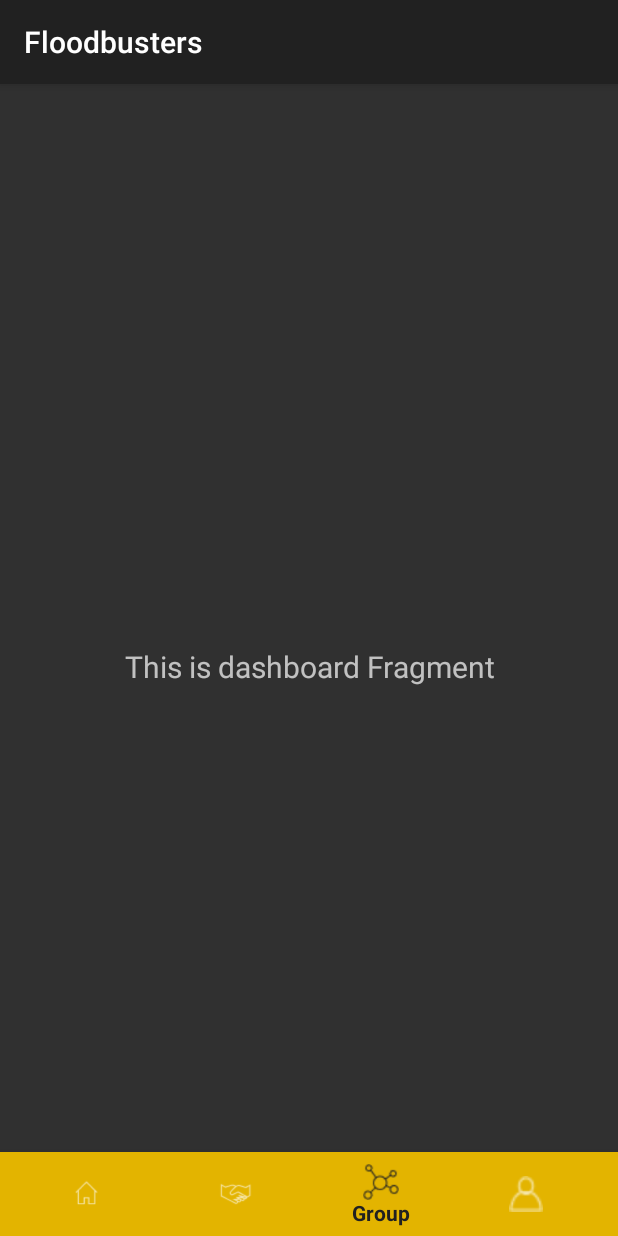
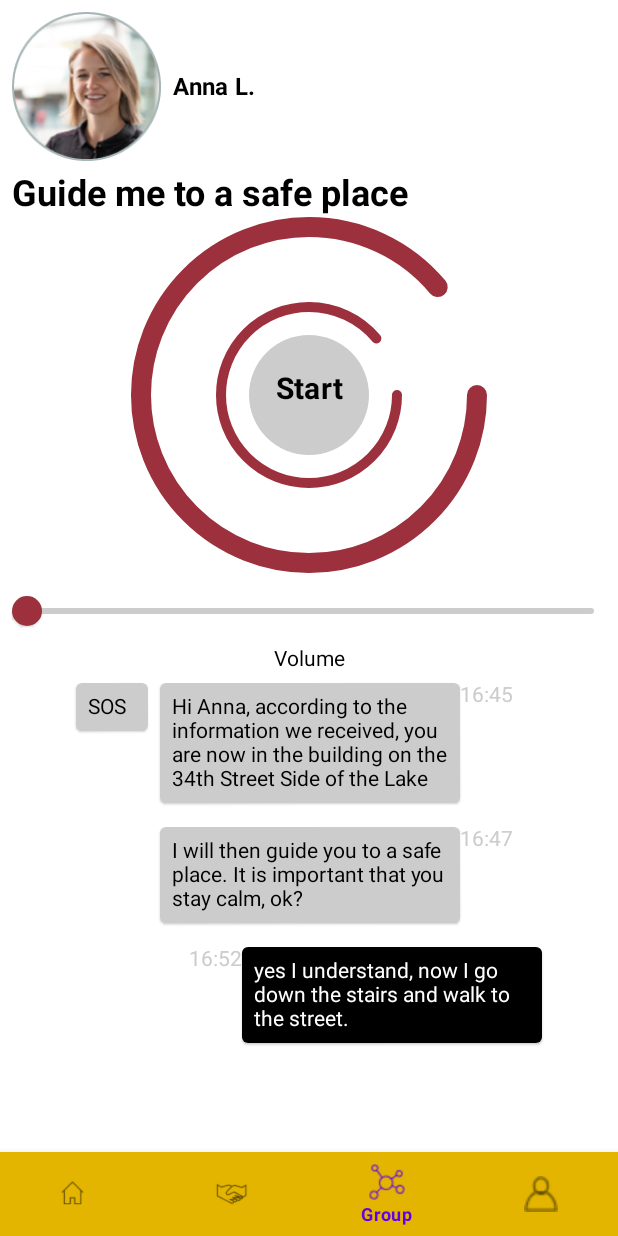
Before and after one commit to starsep/floodbusters, an Android app built with Jetpack Compose: the GuidanceFragment screen opened through its navigation route, item 4 of the bottom bar chosen, on a phone screen of 412 x 824 dp. Run offline under Robolectric (Android 15) with nearby library versions, the phone set to English and light mode, and no system bars; our stand-ins replace constraintlayout-compose, navigation-ui.

Commit message:
GuidanceScreen using Jetpack Compose

```diff
--- a/android/app/src/main/java/org/example/floodbusters/MainActivity.kt
+++ b/android/app/src/main/java/org/example/floodbusters/MainActivity.kt
@@ -21,20 +21,15 @@ import kotlinx.coroutines.DelicateCoroutinesApi
 
 @DelicateCoroutinesApi
 class MainActivity : AppCompatActivity() {
-    private val activityMainBinding by lazy {
-        ActivityMainBinding.inflate(layoutInflater)
-    }
-
-    private val mapView: MapView by lazy {
-        activityMainBinding.mapView
-    }
+    private val binding by lazy { ActivityMainBinding.inflate(layoutInflater) }
+    private val mapView: MapView by lazy { binding.mapView }
 
     override fun onCreate(savedInstanceState: Bundle?) {
         super.onCreate(savedInstanceState)
-        setContentView(activityMainBinding.root)
+        setContentView(binding.root)
         setupMap()
-        setupLocation()
-        getLastLocation()
+//        setupLocation()
+//        getLastLocation()
     }
 
     private fun setupMap() {
--- a/android/app/src/main/java/org/example/floodbusters/ui/guidance/GuidanceFragment.kt
+++ b/android/app/src/main/java/org/example/floodbusters/ui/guidance/GuidanceFragment.kt
@@ -4,36 +4,23 @@ import android.os.Bundle
 import android.view.LayoutInflater
 import android.view.View
 import android.view.ViewGroup
-import android.widget.TextView
 import androidx.fragment.app.Fragment
-import androidx.lifecycle.Observer
-import androidx.lifecycle.ViewModelProvider
-import org.example.floodbusters.databinding.FragmentDashboardBinding
+import org.example.floodbusters.databinding.FragmentGuidanceBinding
 
 class GuidanceFragment : Fragment() {
-
-    private lateinit var guidanceViewModel: GuidanceViewModel
-    private var _binding: FragmentDashboardBinding? = null
-
-    // This property is only valid between onCreateView and
-    // onDestroyView.
+    private var _binding: FragmentGuidanceBinding? = null
     private val binding get() = _binding!!
 
     override fun onCreateView(
         inflater: LayoutInflater,
         container: ViewGroup?,
         savedInstanceState: Bundle?
-    ): View? {
-        guidanceViewModel =
-            ViewModelProvider(this).get(GuidanceViewModel::class.java)
-
-        _binding = FragmentDashboardBinding.inflate(inflater, container, false)
+    ): View {
+        _binding = FragmentGuidanceBinding.inflate(inflater, container, false)
         val root: View = binding.root
-
-        val textView: TextView = binding.textDashboard
-        guidanceViewModel.text.observe(viewLifecycleOwner, Observer {
-            textView.text = it
-        })
+        binding.guidanceComposeView.setContent {
+            GuidanceScreen()
+        }
         return root
     }
 
--- /dev/null
+++ b/android/app/src/main/java/org/example/floodbusters/ui/guidance/GuidanceScreen.kt
@@ -0,0 +1,185 @@
+package org.example.floodbusters.ui.guidance
+
+import androidx.compose.animation.core.*
+import androidx.compose.foundation.Image
+import androidx.compose.foundation.background
+import androidx.compose.foundation.layout.*
+import androidx.compose.foundation.shape.CircleShape
+import androidx.compose.material.*
+import androidx.compose.runtime.Composable
+import androidx.compose.runtime.mutableStateOf
+import androidx.compose.runtime.remember
+import androidx.compose.ui.Alignment
+import androidx.compose.ui.Modifier
+import androidx.compose.ui.draw.clip
+import androidx.compose.foundation.Canvas
+import androidx.compose.runtime.LaunchedEffect
+import androidx.compose.ui.geometry.Offset
+import androidx.compose.ui.geometry.Size
+import androidx.compose.ui.graphics.Color
+import androidx.compose.ui.graphics.StrokeCap
+import androidx.compose.ui.graphics.drawscope.Stroke
+import androidx.compose.ui.graphics.painter.Painter
+import androidx.compose.ui.res.painterResource
+import androidx.compose.ui.text.font.FontWeight
+import androidx.compose.ui.text.style.TextAlign
+import androidx.compose.ui.text.style.TextOverflow
+import androidx.compose.ui.unit.dp
+import androidx.constraintlayout.compose.ConstraintLayout
+import kotlinx.coroutines.isActive
+import org.example.floodbusters.R
+
+data class Message(val sos: Boolean, val text: String, val time: String, val incoming: Boolean)
+
+val rubyColor = Color(0xFF9C303D)
+
+@Composable
+fun GuidanceScreen() {
+    val angle1 = remember { Animatable(initialValue = 160f) }
+    val angle2 = remember { Animatable(initialValue = 220f) }
+    val angle3 = remember { Animatable(initialValue = 300f) }
+    data class User(val name: String)
+    val user = User(name = "Anna L.")
+    val volume = remember { mutableStateOf(0f) }
+    val messages = listOf(
+        Message(sos = true, text = "Hi Anna, according to the information we received, you are now in the building on the 34th Street Side of the Lake", time = "16:45", incoming = true),
+        Message(sos = false, text = "I will then guide you to a safe place. It is important that you stay calm, ok?", time = "16:47", incoming = true),
+        Message(sos = false, text = "yes I understand, now I go down the stairs and walk to the street.", time = "16:52", incoming = false),
+    )
+
+    val image: Painter = painterResource(id = R.drawable.user_avatar)
+    ConstraintLayout(Modifier.background(color = Color.White)) {
+        val (avatar, name, guide, rings, startButton, volumeSlider, volumeLabel, chat) = createRefs()
+        Image(painter = image, contentDescription = "user avatar",
+            Modifier
+                .constrainAs(avatar) {
+                    top.linkTo(parent.top)
+                    start.linkTo(parent.start)
+                }
+                .padding(8.dp))
+        Text(user.name, Modifier.constrainAs(name) {
+            top.linkTo(avatar.top)
+            bottom.linkTo(avatar.bottom)
+            start.linkTo(avatar.end)
+        }, style = MaterialTheme.typography.subtitle1, fontWeight = FontWeight.Bold,)
+        Text("Guide me to a safe place",
+            Modifier
+                .constrainAs(guide) {
+                    top.linkTo(avatar.bottom)
+                    start.linkTo(parent.start)
+                }
+                .padding(horizontal = 8.dp),
+            style = MaterialTheme.typography.h5, fontWeight = FontWeight.Bold,
+        )
+        Column(modifier = Modifier.fillMaxWidth().wrapContentSize(Alignment.Center).constrainAs(startButton) {
+            start.linkTo(parent.start)
+            end.linkTo(parent.end)
+            top.linkTo(rings.top)
+            bottom.linkTo(rings.bottom)
+        }) {
+            Box(modifier = Modifier.size(80.dp).clip(CircleShape).background(Color.LightGray).wrapContentSize(align = Alignment.Center)) {
+                Text("Start", modifier = Modifier.fillMaxSize().padding(vertical = 24.dp), textAlign = TextAlign.Center, style = MaterialTheme.typography.h6, fontWeight = FontWeight.Bold)
+            }
+        }
+        Canvas(modifier = Modifier.constrainAs(rings) {
+            start.linkTo(parent.start)
+            end.linkTo(parent.end)
+            top.linkTo(guide.bottom)
+        }.size(240.dp).padding(8.dp)) {
+            fun roundStroke(width: Float) = Stroke(width = width, cap = StrokeCap.Round)
+            drawArc(color = rubyColor, angle1.value, 320f, useCenter = false, style = roundStroke(20f))
+            drawArc(color = rubyColor, angle2.value, 320f, useCenter = false, style = roundStroke(10f), topLeft = Offset(80f, 80f), size = Size(size.width - 160f, size.height - 160f))
+            drawArc(color = rubyColor, angle3.value, 320f, useCenter = false, style = roundStroke(5f), topLeft = Offset(160f, 160f), size = Size(size.width - 320f, size.height - 320f))
+        }
+        Slider(value = volume.value, onValueChange = { volume.value = it },
+            colors = SliderDefaults.colors(
+                thumbColor = rubyColor,
+                activeTrackColor = rubyColor,
+                inactiveTrackColor = Color.LightGray,
+            ),
+            modifier = Modifier
+                .constrainAs(volumeSlider) {
+                    top.linkTo(rings.bottom)
+                    start.linkTo(parent.start)
+                }
+                .padding(horizontal = 8.dp))
+        Text("Volume", Modifier.constrainAs(volumeLabel) {
+            start.linkTo(volumeSlider.start)
+            end.linkTo(volumeSlider.end)
+            top.linkTo(volumeSlider.bottom)
+        })
+        ChatView(messages = messages, Modifier.constrainAs(chat) {
+            top.linkTo(volumeLabel.bottom)
+            start.linkTo(parent.start)
+            end.linkTo(parent.end)
+        })
+    }
+
+    LaunchedEffect("Square") {
+        while (isActive) {
+            angle1.animateTo(
+                targetValue = 360f,
+                animationSpec = tween(
+                    durationMillis = 3000,
+                    easing = FastOutSlowInEasing,
+                )
+            )
+            angle2.animateTo(
+                targetValue = 360f,
+                animationSpec = tween(
+                    durationMillis = 3000,
+                    easing = LinearOutSlowInEasing,
+                )
+            )
+            angle3.animateTo(
+                targetValue = 360f,
+                animationSpec = tween(
+                    durationMillis = 3000,
+                    easing = FastOutLinearInEasing
+                )
+            )
+            angle1.snapTo(0f)
+            angle2.snapTo(0f)
+            angle3.snapTo(0f)
+        }
+    }
+}
+
+@Composable
+fun ChatView(messages: List<Message>, modifier: Modifier) {
+    Column(modifier = modifier) {
+        for (message in messages) ChatMessage(message = message)
+    }
+}
+
+@Composable
+fun ChatMessage(message: Message) {
+    ConstraintLayout(modifier = Modifier.padding(vertical = 8.dp)) {
+        val (sos, text, time) = createRefs()
+        Card(backgroundColor = Color.LightGray, modifier = Modifier
+            .constrainAs(sos) {
+                start.linkTo(parent.start)
+                end.linkTo(text.start, 8.dp)
+                top.linkTo(parent.top)
+            }
+            .width(48.dp)) {
+            if (message.sos) Text("SOS", modifier = Modifier.padding(8.dp))
+        }
+        val messageBackground = if (message.incoming) Color.LightGray else Color.Black
+        val messageColor = if (message.incoming) Color.Black else Color.White
+        Card(backgroundColor = messageBackground, modifier = Modifier
+            .constrainAs(text) {
+                start.linkTo(if (message.incoming) sos.end else time.end)
+                end.linkTo(if (message.incoming) time.start else parent.end)
+                top.linkTo(parent.top)
+            }
+            .width(200.dp)) {
+            Text(message.text, modifier = Modifier.padding(8.dp), overflow = TextOverflow.Visible, color = messageColor)
+        }
+        Text(message.time, color = Color.LightGray, modifier = Modifier.constrainAs(time) {
+            start.linkTo(if (message.incoming) text.end else sos.end)
+            end.linkTo(if (message.incoming) parent.end else text.start)
+            top.linkTo(parent.top)
+        })
+    }
+}
--- a/android/app/src/main/java/org/example/floodbusters/ui/guidance/GuidanceViewModel.kt
+++ /dev/null
@@ -1,13 +0,0 @@
-package org.example.floodbusters.ui.guidance
-
-import androidx.lifecycle.LiveData
-import androidx.lifecycle.MutableLiveData
-import androidx.lifecycle.ViewModel
-
-class GuidanceViewModel : ViewModel() {
-
-    private val _text = MutableLiveData<String>().apply {
-        value = "This is dashboard Fragment"
-    }
-    val text: LiveData<String> = _text
-}
--- a/android/app/src/main/res/layout/fragment_dashboard.xml
+++ /dev/null
@@ -1,22 +0,0 @@
-<?xml version="1.0" encoding="utf-8"?>
-<androidx.constraintlayout.widget.ConstraintLayout xmlns:android="http://schemas.android.com/apk/res/android"
-    xmlns:app="http://schemas.android.com/apk/res-auto"
-    xmlns:tools="http://schemas.android.com/tools"
-    android:layout_width="match_parent"
-    android:layout_height="match_parent"
-    tools:context=".ui.guidance.GuidanceFragment">
-
-    <TextView
-        android:id="@+id/text_dashboard"
-        android:layout_width="match_parent"
-        android:layout_height="wrap_content"
-        android:layout_marginStart="8dp"
-        android:layout_marginTop="8dp"
-        android:layout_marginEnd="8dp"
-        android:textAlignment="center"
-        android:textSize="20sp"
-        app:layout_constraintBottom_toBottomOf="parent"
-        app:layout_constraintEnd_toEndOf="parent"
-        app:layout_constraintStart_toStartOf="parent"
-        app:layout_constraintTop_toTopOf="parent" />
-</androidx.constraintlayout.widget.ConstraintLayout>
--- /dev/null
+++ b/android/app/src/main/res/layout/fragment_guidance.xml
@@ -0,0 +1,14 @@
+<?xml version="1.0" encoding="utf-8"?>
+<androidx.constraintlayout.widget.ConstraintLayout xmlns:android="http://schemas.android.com/apk/res/android"
+    xmlns:app="http://schemas.android.com/apk/res-auto"
+    xmlns:tools="http://schemas.android.com/tools"
+    android:layout_width="match_parent"
+    android:layout_height="match_parent"
+    tools:context=".ui.guidance.GuidanceFragment">
+
+    <androidx.compose.ui.platform.ComposeView
+        android:id="@+id/guidanceComposeView"
+        android:layout_width="match_parent"
+        android:layout_height="match_parent"
+        />
+</androidx.constraintlayout.widget.ConstraintLayout>
--- /dev/null
+++ b/android/app/src/main/res/layout/item_chat_message.xml
@@ -0,0 +1,6 @@
+<?xml version="1.0" encoding="utf-8"?>
+<androidx.constraintlayout.widget.ConstraintLayout xmlns:android="http://schemas.android.com/apk/res/android"
+    android:layout_width="match_parent"
+    android:layout_height="match_parent">
+
+</androidx.constraintlayout.widget.ConstraintLayout>
--- a/android/app/src/main/res/menu/bottom_nav_menu.xml
+++ b/android/app/src/main/res/menu/bottom_nav_menu.xml
@@ -9,7 +9,7 @@
     <item
         android:id="@+id/navigation_guidance"
         android:icon="@drawable/nav_guidance"
-        android:title="@string/title_dashboard" />
+        android:title="@string/title_guidance" />
 
     <item
         android:id="@+id/navigation_status"
--- a/android/app/src/main/res/navigation/mobile_navigation.xml
+++ b/android/app/src/main/res/navigation/mobile_navigation.xml
@@ -14,8 +14,8 @@
     <fragment
         android:id="@+id/navigation_guidance"
         android:name="org.example.floodbusters.ui.guidance.GuidanceFragment"
-        android:label="@string/title_dashboard"
-        tools:layout="@layout/fragment_dashboard" />
+        android:label="@string/title_guidance"
+        tools:layout="@layout/fragment_guidance" />
 
     <fragment
         android:id="@+id/navigation_status"
--- a/android/app/src/main/res/values/strings.xml
+++ b/android/app/src/main/res/values/strings.xml
@@ -2,7 +2,7 @@
     <string name="app_name">Floodbusters</string>
     <string name="title_activity_pre_information">PreInformationActivity</string>
     <string name="title_home">Home</string>
-    <string name="title_dashboard">SOS</string>
+    <string name="title_guidance">SOS</string>
     <string name="title_notifications">Group</string>
     <string name="title_profile">Profile</string>
     <string name="username">Anna L.</string>
--- /dev/null
+++ b/android/app/src/main/res/values/styles.xml
@@ -0,0 +1,6 @@
+<?xml version="1.0" encoding="utf-8"?>
+<resources>
+    <style name="AppTheme" parent="Theme.MaterialComponents.DayNight.NoActionBar">
+        <!-- Customize your theme here. -->
+    </style>
+</resources>
--- a/android/build.gradle
+++ b/android/build.gradle
@@ -7,10 +7,8 @@ buildscript {
     }
     dependencies {
         classpath "com.android.tools.build:gradle:7.0.2"
-        classpath 'org.jetbrains.kotlin:kotlin-gradle-plugin:1.5.31'
-        classpath 'com.huawei.agconnect:agcp:1.4.2.300'
+        classpath 'org.jetbrains.kotlin:kotlin-gradle-plugin:1.5.21'
         classpath 'com.huawei.agconnect:agcp:1.5.2.300'
-        classpath 'org.jetbrains.kotlin:kotlin-gradle-plugin:1.5.31'
         // NOTE: Do not place your application dependencies here; they belong
         // in the individual module build.gradle files
     }
```
Also changed, not shown: android/app/build.gradle (+12 -0 lines), android/app/src/main/AndroidManifest.xml (+3 -5 lines), android/app/src/main/res/drawable-nodpi/user_avatar.png (added).
